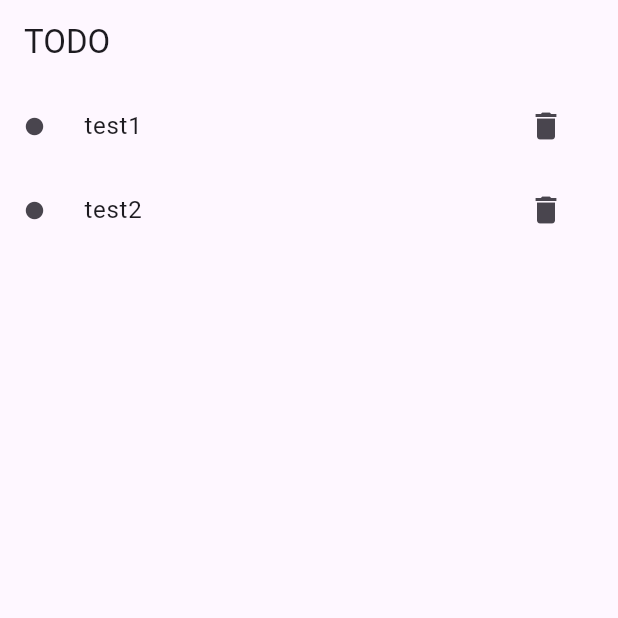
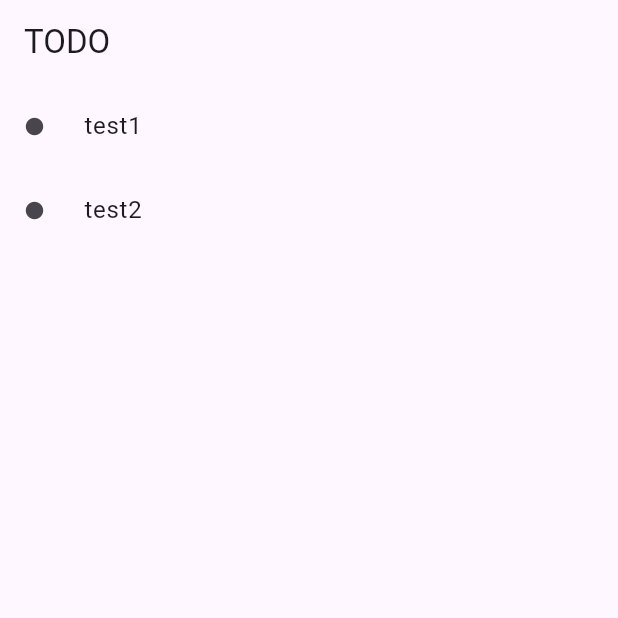
Before and after one commit to Badlylucky/FlutterSimpleTodo, a Flutter app: the screen it shows after launch, after a tap on the "add" icon, on a phone screen of 412 x 824 dp, the top half of it. Run offline on Flutter 3.47's test engine with Material 3 defaults, Android fonts, the phone set to English and light mode, and no system bars.

Commit message:
🐛 削除アイコンを削除

```diff
--- a/lib/widgets/todo_tile.dart
+++ b/lib/widgets/todo_tile.dart
@@ -102,10 +102,6 @@ class _TodoTileState extends State<TodoTile> {
         Icons.lens,
         size: 14,
       ),
-      trailing: IconButton(
-        icon: const Icon(Icons.delete),
-        onPressed: widget.onDelete,
-      ),
     );
   }
 }
```
